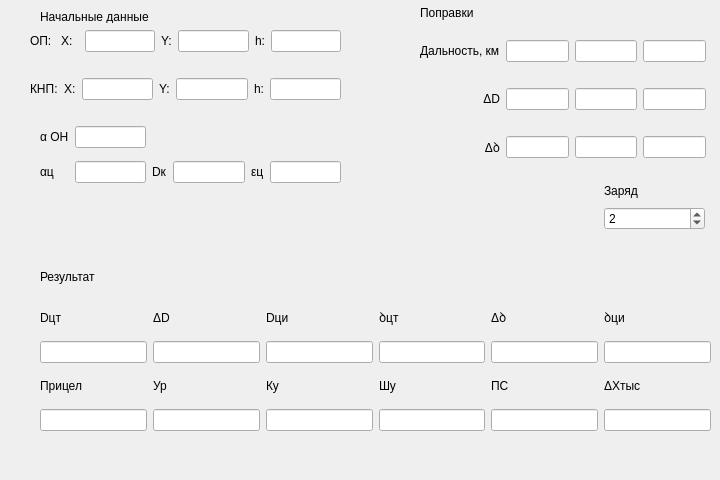
Old version of the form mainwindow.ui in the repository maximmeshkov/antisuo.
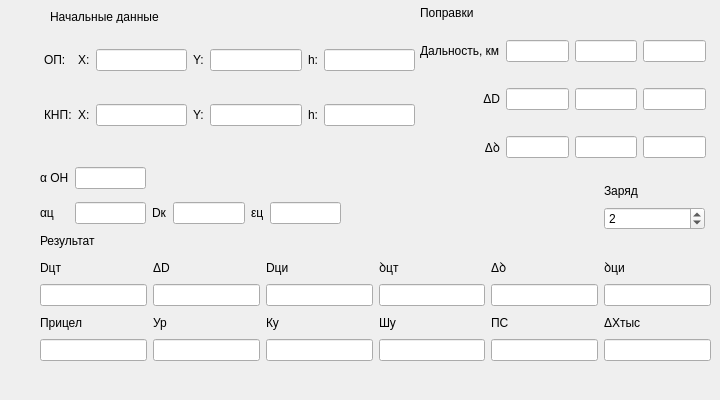
New version of the form.

Patch:
```diff
--- a/mainwindow.ui
+++ b/mainwindow.ui
@@ -7,7 +7,7 @@
     <x>0</x>
     <y>0</y>
     <width>720</width>
-    <height>480</height>
+    <height>400</height>
    </rect>
   </property>
   <property name="sizePolicy">
@@ -19,7 +19,7 @@
   <property name="minimumSize">
    <size>
     <width>720</width>
-    <height>480</height>
+    <height>400</height>
    </size>
   </property>
   <property name="maximumSize">
@@ -43,104 +43,6 @@
    <enum>QTabWidget::Triangular</enum>
   </property>
   <widget class="QWidget" name="centralwidget">
-   <widget class="QWidget" name="verticalLayoutWidget">
-    <property name="geometry">
-     <rect>
-      <x>30</x>
-      <y>10</y>
-      <width>311</width>
-      <height>111</height>
-     </rect>
-    </property>
-    <layout class="QVBoxLayout" name="verticalLayout">
-     <item>
-      <layout class="QHBoxLayout" name="horizontalLayout">
-       <item>
-        <widget class="QLabel" name="OPtext">
-         <property name="text">
-          <string>ОП: </string>
-         </property>
-        </widget>
-       </item>
-       <item>
-        <widget class="QLabel" name="xOPtext">
-         <property name="text">
-          <string>X:  </string>
-         </property>
-        </widget>
-       </item>
-       <item>
-        <widget class="QLineEdit" name="xOPin">
-         <property name="text">
-          <string/>
-         </property>
-        </widget>
-       </item>
-       <item>
-        <widget class="QLabel" name="yOPtext">
-         <property name="text">
-          <string>Y:</string>
-         </property>
-        </widget>
-       </item>
-       <item>
-        <widget class="QLineEdit" name="yOPin"/>
-       </item>
-       <item>
-        <widget class="QLabel" name="hOPtext">
-         <property name="text">
-          <string>h:</string>
-         </property>
-        </widget>
-       </item>
-       <item>
-        <widget class="QLineEdit" name="hOPin"/>
-       </item>
-      </layout>
-     </item>
-     <item>
-      <layout class="QHBoxLayout" name="horizontalLayout_2">
-       <item>
-        <widget class="QLabel" name="xOPtext_3">
-         <property name="text">
-          <string>КНП:</string>
-         </property>
-        </widget>
-       </item>
-       <item>
-        <widget class="QLabel" name="xKNPtext">
-         <property name="text">
-          <string>X:</string>
-         </property>
-        </widget>
-       </item>
-       <item>
-        <widget class="QLineEdit" name="xKNPin"/>
-       </item>
-       <item>
-        <widget class="QLabel" name="yKNPtext">
-         <property name="text">
-          <string>Y:</string>
-         </property>
-        </widget>
-       </item>
-       <item>
-        <widget class="QLineEdit" name="yKNPin"/>
-       </item>
-       <item>
-        <widget class="QLabel" name="hKNPtext">
-         <property name="text">
-          <string>h:</string>
-         </property>
-        </widget>
-       </item>
-       <item>
-        <widget class="QLineEdit" name="hKNPin"/>
-       </item>
-      </layout>
-     </item>
-    </layout>
-   </widget>
    <widget class="QWidget" name="gridLayoutWidget">
     <property name="geometry">
      <rect>
@@ -214,7 +116,7 @@
     <property name="geometry">
      <rect>
       <x>40</x>
-      <y>119</y>
+      <y>160</y>
       <width>301</width>
       <height>71</height>
      </rect>
@@ -279,9 +181,9 @@
     <property name="geometry">
      <rect>
       <x>40</x>
-      <y>260</y>
+      <y>230</y>
       <width>671</width>
-      <height>171</height>
+      <height>131</height>
      </rect>
     </property>
     <layout class="QGridLayout" name="gridLayout_3">
@@ -527,12 +429,122 @@
      </item>
     </layout>
    </widget>
+   <widget class="QWidget" name="gridLayoutWidget_4">
+    <property name="geometry">
+     <rect>
+      <x>44</x>
+      <y>22</y>
+      <width>371</width>
+      <height>131</height>
+     </rect>
+    </property>
+    <layout class="QGridLayout" name="gridLayout_4">
+     <item row="1" column="0">
+      <widget class="QLabel" name="xOPtext_3">
+       <property name="text">
+        <string>КНП:</string>
+       </property>
+      </widget>
+     </item>
+     <item row="0" column="0">
+      <widget class="QLabel" name="OPtext">
+       <property name="text">
+        <string>ОП: </string>
+       </property>
+      </widget>
+     </item>
+     <item row="1" column="1">
+      <layout class="QHBoxLayout" name="horizontalLayout_2">
+       <item>
+        <widget class="QLabel" name="xKNPtext">
+         <property name="text">
+          <string>X:</string>
+         </property>
+        </widget>
+       </item>
+       <item>
+        <widget class="QLineEdit" name="xKNPin"/>
+       </item>
+       <item>
+        <widget class="QLabel" name="yKNPtext">
+         <property name="text">
+          <string>Y:</string>
+         </property>
+        </widget>
+       </item>
+       <item>
+        <widget class="QLineEdit" name="yKNPin"/>
+       </item>
+       <item>
+        <widget class="QLabel" name="hKNPtext">
+         <property name="text">
+          <string>h:</string>
+         </property>
+        </widget>
+       </item>
+       <item>
+        <widget class="QLineEdit" name="hKNPin"/>
+       </item>
+      </layout>
+     </item>
+     <item row="0" column="1">
+      <layout class="QHBoxLayout" name="horizontalLayout">
+       <item>
+        <widget class="QLabel" name="xOPtext">
+         <property name="text">
+          <string>X:</string>
+         </property>
+        </widget>
+       </item>
+       <item>
+        <widget class="QLineEdit" name="xOPin">
+         <property name="tabletTracking">
+          <bool>false</bool>
+         </property>
+         <property name="focusPolicy">
+          <enum>Qt::WheelFocus</enum>
+         </property>
+         <property name="contextMenuPolicy">
+          <enum>Qt::ActionsContextMenu</enum>
+         </property>
+         <property name="inputMethodHints">
+          <set>Qt::ImhFormattedNumbersOnly</set>
+         </property>
+         <property name="text">
+          <string/>
+         </property>
+        </widget>
+       </item>
+       <item>
+        <widget class="QLabel" name="yOPtext">
+         <property name="text">
+          <string>Y:</string>
+         </property>
+        </widget>
+       </item>
+       <item>
+        <widget class="QLineEdit" name="yOPin"/>
+       </item>
+       <item>
+        <widget class="QLabel" name="hOPtext">
+         <property name="text">
+          <string>h:</string>
+         </property>
+        </widget>
+       </item>
+       <item>
+        <widget class="QLineEdit" name="hOPin"/>
+       </item>
+      </layout>
+     </item>
+    </layout>
+   </widget>
    <widget class="QLabel" name="title">
     <property name="geometry">
      <rect>
-      <x>40</x>
+      <x>50</x>
       <y>10</y>
-      <width>131</width>
+      <width>171</width>
       <height>13</height>
      </rect>
     </property>
```
Left out of the diff: 23 changed lines with no effect on the pictures.
